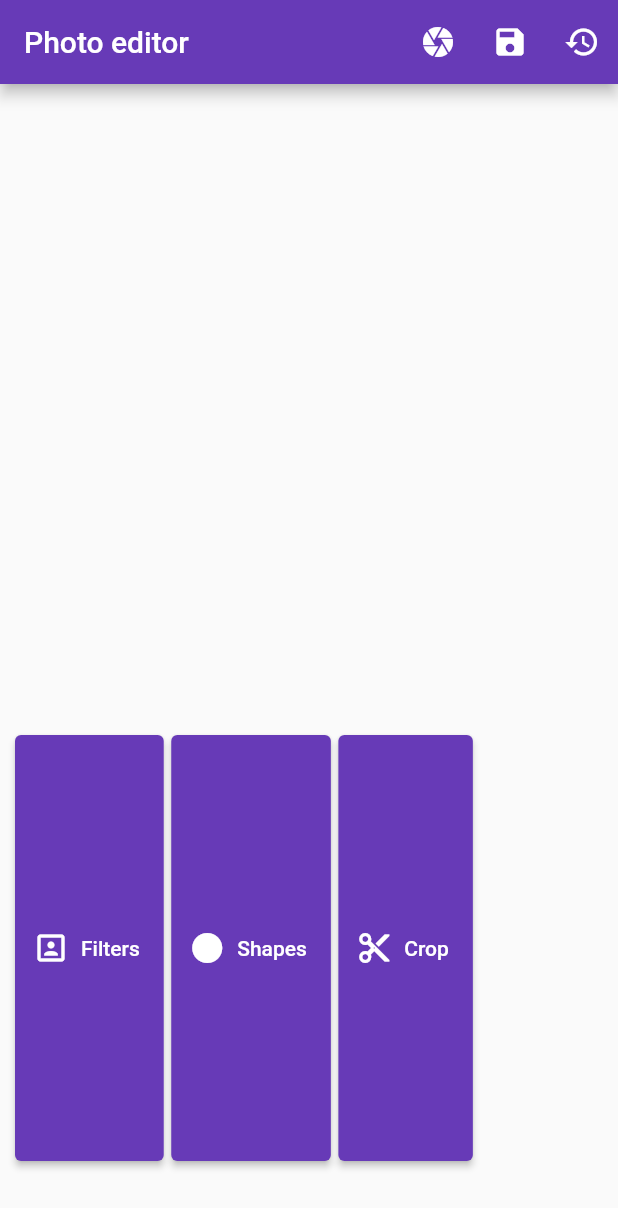
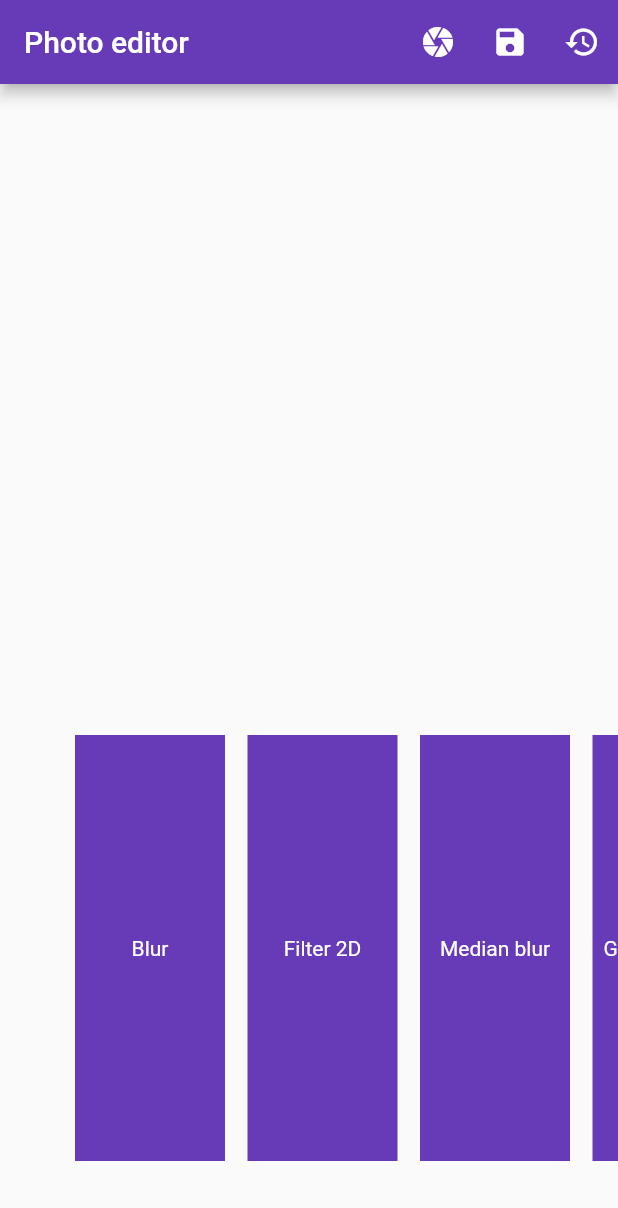
Before and after one commit to eduardovitor/PhotoEditorOpenCv, a Flutter app: the screen it shows after launch, after a tap on "Filters", on a phone screen of 412 x 824 dp. Shown: the top 1208 px of the screen. Run offline on Flutter 3.47's test engine with Material 2 defaults, Android fonts, the phone set to English and light mode, and no system bars; our stand-ins replace image_picker; missing offline and left inert: opencv.

Commit message:
Refactor and added all opencv filters

```diff
--- a/lib/home.dart
+++ b/lib/home.dart
@@ -1,9 +1,11 @@
 import 'dart:io';
+import 'dart:typed_data';
 
 import 'package:flutter/material.dart';
 import 'package:image_picker/image_picker.dart';
 import 'package:opencv/core/core.dart';
 import 'package:opencv/opencv.dart';
+import 'opencvfilters.dart';
 
 class Home extends StatefulWidget {
   const Home({Key? key}) : super(key: key);
@@ -16,6 +18,8 @@ class _HomeState extends State<Home> {
   final imgpicker = ImagePicker();
   late File? imgfile;
   late Image? image = null;
+  late Widget swapwidget = buildOptions();
+  int swap = 0;
   getImagefromGallery() async {
     var pickedFile = await imgpicker.pickImage(source: ImageSource.gallery);
     var tmpImgFile = File(pickedFile!.path);
@@ -48,22 +52,122 @@ class _HomeState extends State<Home> {
             child: Container(
               width: 100,
               height: 100,
-              color: Colors.black,
+              color: Colors.deepPurple,
               child: const Center(
                   child: Text('Blur', style: TextStyle(color: Colors.white))),
             ),
-            onTap: ApplyOpenCvBlur,
+            onTap: () async {
+              var img = await ApplyOpenCvBlur(image!, imgfile!);
+              setState(() {
+                image = img;
+              });
+            },
           ),
           const SizedBox(width: 15),
           GestureDetector(
               child: Container(
                   width: 100,
                   height: 100,
-                  color: Colors.black,
+                  color: Colors.deepPurple,
                   child: const Center(
                       child: Text('Filter 2D',
                           style: TextStyle(color: Colors.white)))),
-              onTap: ApplyOpenCv2DFilter)
+              onTap: () async {
+                var img = await ApplyOpenCv2DFilter(image!, imgfile!);
+                setState(() {
+                  image = img;
+                });
+              }),
+          const SizedBox(width: 15),
+          GestureDetector(
+              child: Container(
+                  width: 100,
+                  height: 100,
+                  color: Colors.deepPurple,
+                  child: const Center(
+                      child: Text('Median blur',
+                          style: TextStyle(color: Colors.white)))),
+              onTap: () async {
+                var img = await ApplyMedianBlur(image!, imgfile!);
+                setState(() {
+                  image = img;
+                });
+              }),
+          const SizedBox(width: 15),
+          GestureDetector(
+              child: Container(
+                  width: 100,
+                  height: 100,
+                  color: Colors.deepPurple,
+                  child: const Center(
+                      child: Text('Gaussian blur',
+                          style: TextStyle(color: Colors.white)))),
+              onTap: () async {
+                var img = await ApplyGaussianBlur(image!, imgfile!);
+                setState(() {
+                  image = img;
+                });
+              }),
+          const SizedBox(width: 15),
+          GestureDetector(
+              child: Container(
+                  width: 100,
+                  height: 100,
+                  color: Colors.deepPurple,
+                  child: const Center(
+                      child: Text('Sobel',
+                          style: TextStyle(color: Colors.white)))),
+              onTap: () async {
+                var img = await ApplySobel(image!, imgfile!);
+                setState(() {
+                  image = img;
+                });
+              }),
+          const SizedBox(width: 15),
+          GestureDetector(
+              child: Container(
+                  width: 100,
+                  height: 100,
+                  color: Colors.deepPurple,
+                  child: const Center(
+                      child: Text('Laplacian',
+                          style: TextStyle(color: Colors.white)))),
+              onTap: () async {
+                var img = await ApplyLaplacian(image!, imgfile!);
+                setState(() {
+                  image = img;
+                });
+              }),
+          const SizedBox(width: 15),
+          GestureDetector(
+              child: Container(
+                  width: 100,
+                  height: 100,
+                  color: Colors.deepPurple,
+                  child: const Center(
+                      child: Text('Dilate',
+                          style: TextStyle(color: Colors.white)))),
+              onTap: () async {
+                var img = await ApplyDilate(image!, imgfile!);
+                setState(() {
+                  image = img;
+                });
+              }),
+          const SizedBox(width: 15),
+          GestureDetector(
+              child: Container(
+                  width: 100,
+                  height: 100,
+                  color: Colors.deepPurple,
+                  child: const Center(
+                      child: Text('Erode',
+                          style: TextStyle(color: Colors.white)))),
+              onTap: () async {
+                var img = await ApplyErode(image!, imgfile!);
+                setState(() {
+                  image = img;
+                });
+              }),
         ]);
   }
 
@@ -73,7 +177,11 @@ class _HomeState extends State<Home> {
       scrollDirection: Axis.horizontal,
       children: [
         ElevatedButton.icon(
-          onPressed: buildOpenCvOptions,
+          onPressed: () {
+            setState(() {
+              swapwidget = buildOpenCvOptions();
+            });
+          },
           icon: const Icon(Icons.portrait),
           label: const Text('Filters'),
           style: ElevatedButton.styleFrom(primary: Colors.deepPurple),
@@ -94,23 +202,6 @@ class _HomeState extends State<Home> {
         ),
       ],
     );
-  }
-
-  ApplyOpenCvBlur() async {
-    var img_bytes = await imgfile!.readAsBytes();
-    var edited_img =
-        await ImgProc.blur(img_bytes, [45, 45], [20, 30], Core.borderReflect);
-    setState(() {
-      image = Image.memory(edited_img);
-    });
-  }
-
-  ApplyOpenCv2DFilter() async {
-    var img_bytes = await imgfile!.readAsBytes();
-    var edited_img = await ImgProc.filter2D(img_bytes, -1, [2, 2]);
-    setState(() {
-      image = Image.memory(edited_img);
-    });
   }
 
   @override
@@ -137,7 +228,7 @@ class _HomeState extends State<Home> {
             Expanded(
                 child: Container(
                     child: checkImgNull(), alignment: Alignment.center)),
-            Expanded(child: buildOptions())
+            Expanded(child: swapwidget)
           ],
         ));
   }
```
Also changed, not shown: lib/opencvfilters.dart (added, +76 -0 lines).
